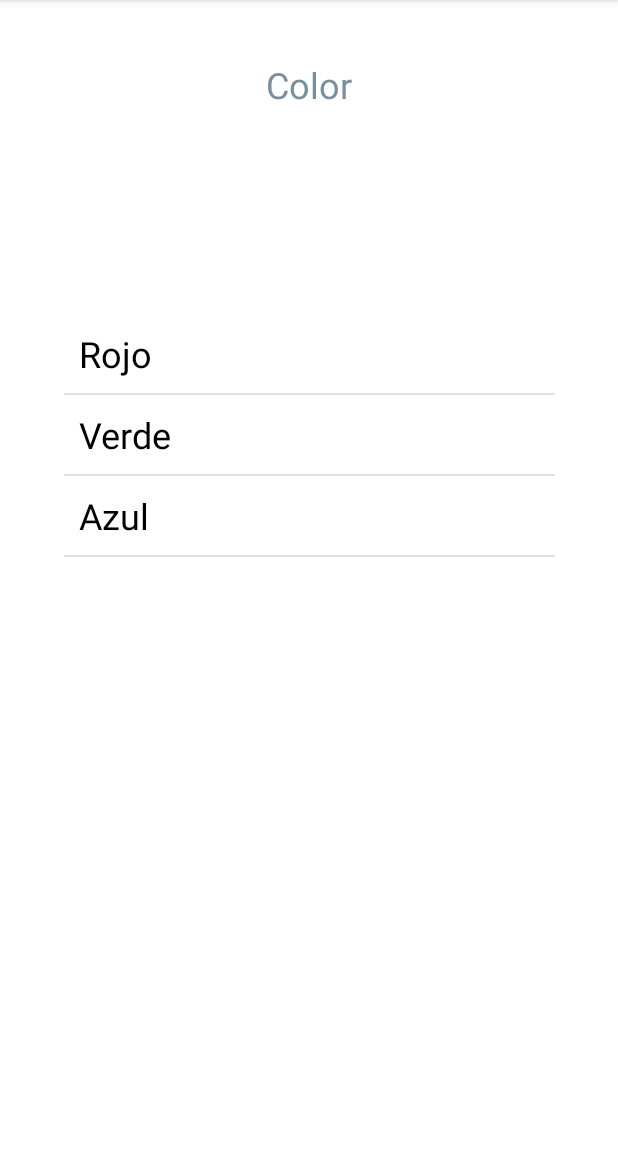
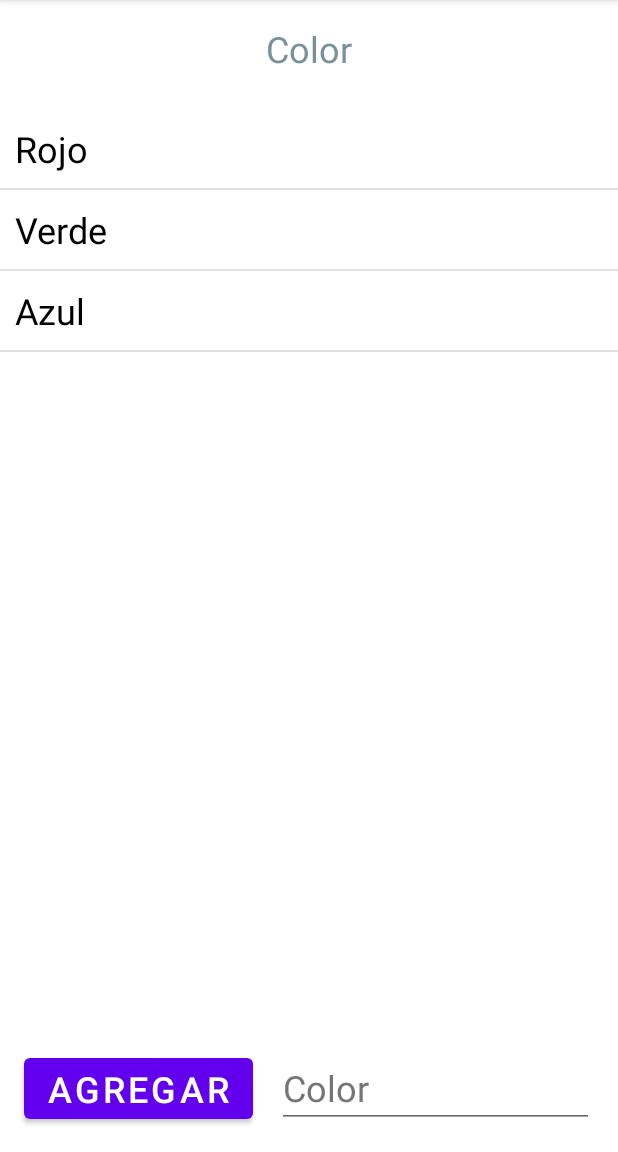
Before and after one commit to fcamussi/Android_con_Java, an Android app: the screen it shows after launch (MainActivity), on a phone screen of 412 x 824 dp, the part 84-1236 px from its top. Run offline under Robolectric (Android 15) with nearby library versions, the phone set to English and light mode, and no system bars.

Commit message:
Practica 5 - adapter

```diff
--- a/Practica5/app/src/main/java/com/example/practica5/MainActivity.java
+++ b/Practica5/app/src/main/java/com/example/practica5/MainActivity.java
@@ -6,14 +6,19 @@ import android.os.Bundle;
 import android.view.View;
 import android.widget.AdapterView;
 import android.widget.ArrayAdapter;
+import android.widget.EditText;
 import android.widget.ListView;
 import android.widget.TextView;
+
+import java.util.ArrayList;
 
 public class MainActivity extends AppCompatActivity {
 
     private TextView tv;
+    private EditText et;
     private ListView lv;
-    private final String [] colores = {"Rojo", "Verde", "Azul"};
+    private ArrayList<String> colores;
+    private ArrayAdapter<String> adapter;
 
     @Override
     protected void onCreate(Bundle savedInstanceState) {
@@ -21,11 +26,17 @@ public class MainActivity extends AppCompatActivity {
         setContentView(R.layout.activity_main);
 
         tv = findViewById(R.id.tv);
+        et = findViewById(R.id.et);
         lv = findViewById(R.id.lv);
+        colores = new ArrayList<>();
 
-        ArrayAdapter<String> adapter = new ArrayAdapter<>(this,
+        adapter = new ArrayAdapter<>(this,
                 R.layout.custom_list_item, colores);
         lv.setAdapter(adapter);
+        adapter.add("Rojo");
+        adapter.add("Verde");
+        adapter.add("Azul");
+
         lv.setOnItemClickListener(new AdapterView.OnItemClickListener() {
             @Override
             public void onItemClick(AdapterView<?> adapterView, View view, int i, long l) {
@@ -34,4 +45,8 @@ public class MainActivity extends AppCompatActivity {
         });
     }
 
+    public void onClickAgregar(View view) {
+        adapter.add(et.getText().toString());
+    }
+
 }
--- a/Practica5/app/src/main/res/layout/activity_main.xml
+++ b/Practica5/app/src/main/res/layout/activity_main.xml
@@ -10,22 +10,52 @@
         android:id="@+id/tv"
         android:layout_width="wrap_content"
         android:layout_height="wrap_content"
-        android:layout_marginTop="40dp"
+        android:layout_marginTop="16dp"
         android:hint="@string/color"
         android:textColorHint="#78909C"
         android:textSize="24sp"
         app:layout_constraintEnd_toEndOf="parent"
-        app:layout_constraintHorizontal_bias="0.5"
         app:layout_constraintStart_toStartOf="parent"
         app:layout_constraintTop_toTopOf="parent" />
 
     <ListView
         android:id="@+id/lv"
-        android:layout_width="327dp"
-        android:layout_height="422dp"
+        android:layout_width="wrap_content"
+        android:layout_height="0dp"
+        android:layout_marginTop="24dp"
+        android:layout_marginBottom="24dp"
+        app:layout_constraintBottom_toTopOf="@+id/et"
+        app:layout_constraintEnd_toEndOf="parent"
+        app:layout_constraintStart_toStartOf="parent"
+        app:layout_constraintTop_toBottomOf="@+id/tv" />
+
+    <Button
+        android:id="@+id/button"
+        android:layout_width="0dp"
+        android:layout_height="wrap_content"
+        android:layout_marginStart="16dp"
+        android:layout_marginBottom="16dp"
+        android:onClick="onClickAgregar"
+        android:text="@string/agregar"
+        android:textSize="24sp"
+        app:layout_constraintBottom_toBottomOf="parent"
+        app:layout_constraintStart_toStartOf="parent" />
+
+    <EditText
+        android:id="@+id/et"
+        android:layout_width="0dp"
+        android:layout_height="wrap_content"
+        android:layout_marginStart="16dp"
+        android:layout_marginEnd="16dp"
+        android:layout_marginBottom="16dp"
+        android:autofillHints=""
+        android:ems="10"
+        android:hint="@string/color"
+        android:inputType="textPersonName"
+        android:textColorHint="#757575"
+        android:textSize="24sp"
         app:layout_constraintBottom_toBottomOf="parent"
         app:layout_constraintEnd_toEndOf="parent"
-        app:layout_constraintHorizontal_bias="0.5"
-        app:layout_constraintStart_toStartOf="parent"
-        app:layout_constraintTop_toBottomOf="@+id/tv" />
+        app:layout_constraintStart_toEndOf="@+id/button"
+        tools:ignore="DuplicateSpeakableTextCheck" />
 </androidx.constraintlayout.widget.ConstraintLayout>
--- a/Practica5/app/src/main/res/values/strings.xml
+++ b/Practica5/app/src/main/res/values/strings.xml
@@ -1,4 +1,5 @@
 <resources>
     <string name="app_name">Practica5</string>
     <string name="color">Color</string>
+    <string name="agregar">Agregar</string>
 </resources>
```
